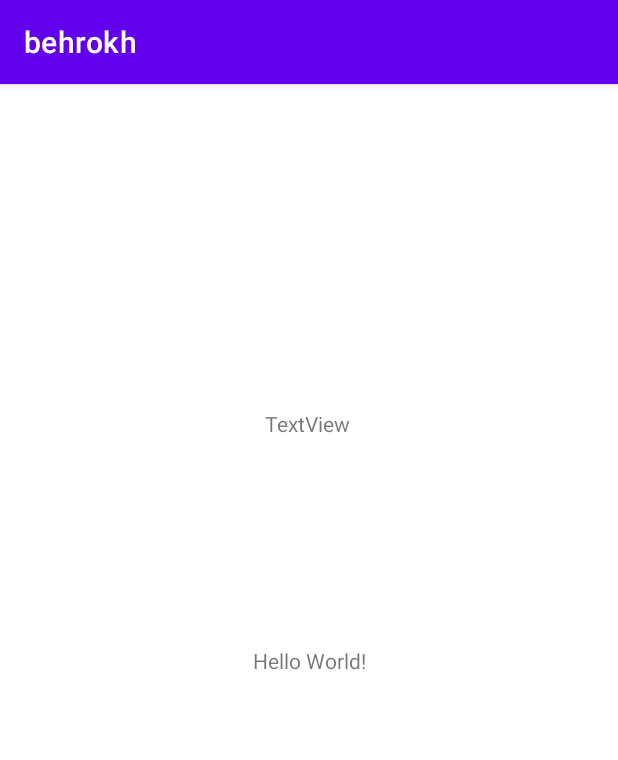
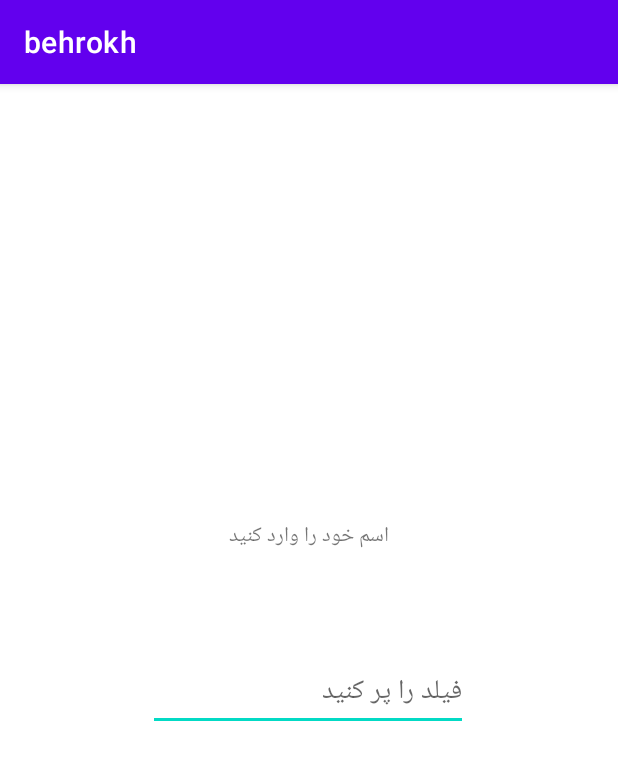
Before and after one commit to mbehrokh/behrokh, an Android app: the screen it shows after launch (MainActivity), on a phone screen of 412 x 824 dp. Shown: the top 760 px of the screen. Run offline under Robolectric (Android 15) with nearby library versions, the phone set to English and light mode, and no system bars.

Commit message:
My project

```diff
--- a/app/src/main/res/layout/activity_main.xml
+++ b/app/src/main/res/layout/activity_main.xml
@@ -7,25 +7,40 @@
     tools:context=".MainActivity">
 
     <TextView
-        android:id="@+id/textView2"
-        android:layout_width="wrap_content"
-        android:layout_height="wrap_content"
-        android:text="Hello World!"
-        app:layout_constraintBottom_toBottomOf="parent"
-        app:layout_constraintLeft_toLeftOf="parent"
-        app:layout_constraintRight_toRightOf="parent"
-        app:layout_constraintTop_toTopOf="parent" />
-
-    <TextView
         android:id="@+id/textView5"
         android:layout_width="wrap_content"
         android:layout_height="wrap_content"
-        android:text="TextView"
+        android:text="@string/esm_khod_ra_vared_konid"
         app:layout_constraintBottom_toBottomOf="parent"
         app:layout_constraintEnd_toEndOf="parent"
-        app:layout_constraintHorizontal_bias="0.498"
         app:layout_constraintStart_toStartOf="parent"
         app:layout_constraintTop_toTopOf="parent"
-        app:layout_constraintVertical_bias="0.289" />
+        app:layout_constraintVertical_bias="0.389" />
+
+    <ImageView
+        android:id="@+id/imageView2"
+        android:layout_width="wrap_content"
+        android:layout_height="wrap_content"
+        android:contentDescription="@string/image_view"
+        app:layout_constraintBottom_toTopOf="@+id/textView5"
+        app:layout_constraintEnd_toEndOf="parent"
+        app:layout_constraintStart_toStartOf="parent"
+        app:layout_constraintTop_toTopOf="parent"
+        tools:srcCompat="@tools:sample/avatars" />
+
+    <EditText
+        android:id="@+id/editTextTextPersonName7"
+        android:layout_width="wrap_content"
+        android:layout_height="wrap_content"
+        android:ems="10"
+        android:inputType="textPersonName"
+        android:hint="@string/fild_ra_por_konid"
+        android:autofillHints="@string/fild_ra_por_konid"
+        app:layout_constraintBottom_toBottomOf="parent"
+        app:layout_constraintEnd_toEndOf="parent"
+        app:layout_constraintHorizontal_bias="0.497"
+        app:layout_constraintStart_toStartOf="parent"
+        app:layout_constraintTop_toBottomOf="@+id/textView5"
+        app:layout_constraintVertical_bias="0.166" />
 
 </androidx.constraintlayout.widget.ConstraintLayout>
--- a/app/src/main/res/values/strings.xml
+++ b/app/src/main/res/values/strings.xml
@@ -1,3 +1,6 @@
 <resources>
     <string name="app_name">behrokh</string>
+    <string name="fild_ra_por_konid">فیلد را پر کنید</string>
+    <string name="esm_khod_ra_vared_konid">اسم خود را وارد کنید</string>
+    <string name="image_view">عکس برنامه</string>
 </resources>
```
